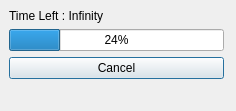
Above: branches/avidemux_2.4_branch/avidemux/ADM_userInterfaces/ADM_QT4/ADM_dialog/working.ui from BackupTheBerlios/avidemux-svn before the change. Below: the same form after it.
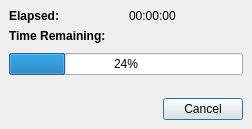
That is the form after the change.

Commit message: tweak layout of common progress window

Diff of the .ui file:
```diff
--- a/branches/avidemux_2.4_branch/avidemux/ADM_userInterfaces/ADM_QT4/ADM_dialog/working.ui
+++ b/branches/avidemux_2.4_branch/avidemux/ADM_userInterfaces/ADM_QT4/ADM_dialog/working.ui
@@ -5,22 +5,29 @@
    <rect>
     <x>0</x>
     <y>0</y>
-    <width>236</width>
-    <height>111</height>
+    <width>252</width>
+    <height>129</height>
    </rect>
   </property>
   <property name="windowTitle" >
    <string>Working</string>
   </property>
-  <widget class="QWidget" name="verticalLayout" >
-   <property name="geometry" >
-    <rect>
-     <x>9</x>
-     <y>9</y>
-     <width>215</width>
-     <height>89</height>
-    </rect>
+  <layout class="QVBoxLayout" >
+   <property name="margin" >
+    <number>9</number>
    </property>
+   <property name="spacing" >
+    <number>6</number>
+   </property>
+   <item>
+    <layout class="QHBoxLayout" >
+     <property name="margin" >
+      <number>0</number>
+     </property>
+     <property name="spacing" >
+      <number>6</number>
+     </property>
+     <item>
    <layout class="QVBoxLayout" >
     <property name="margin" >
      <number>0</number>
@@ -28,12 +35,80 @@
     <property name="spacing" >
      <number>6</number>
     </property>
+       <item>
+        <widget class="QLabel" name="label_2" >
+         <property name="font" >
+          <font>
+           <weight>75</weight>
+           <bold>true</bold>
+          </font>
+         </property>
+         <property name="text" >
+          <string>Elapsed:</string>
+         </property>
+        </widget>
+       </item>
+       <item>
+        <widget class="QLabel" name="label_1" >
+         <property name="sizePolicy" >
+          <sizepolicy>
+           <hsizetype>5</hsizetype>
+           <vsizetype>5</vsizetype>
+           <horstretch>0</horstretch>
+           <verstretch>0</verstretch>
+          </sizepolicy>
+         </property>
+         <property name="font" >
+          <font>
+           <weight>75</weight>
+           <bold>true</bold>
+          </font>
+         </property>
+         <property name="text" >
+          <string>Time Remaining:</string>
+         </property>
+        </widget>
+       </item>
+      </layout>
+     </item>
+     <item>
+      <layout class="QVBoxLayout" >
+       <property name="margin" >
+        <number>0</number>
+       </property>
+       <property name="spacing" >
+        <number>6</number>
+       </property>
+       <item>
+        <widget class="QLabel" name="labelElapsed" >
+         <property name="text" >
+          <string>00:00:00</string>
+         </property>
+        </widget>
+       </item>
     <item>
      <widget class="QLabel" name="labelTimeLeft" >
       <property name="text" >
-       <string>Time Left : Infinity</string>
-      </property>
-     </widget>
+          <string/>
+         </property>
+        </widget>
+       </item>
+      </layout>
+     </item>
+    </layout>
+   </item>
+   <item>
+    <spacer>
+     <property name="orientation" >
+      <enum>Qt::Vertical</enum>
+     </property>
+     <property name="sizeHint" >
+      <size>
+       <width>20</width>
+       <height>8</height>
+      </size>
+     </property>
+    </spacer>
     </item>
     <item>
      <widget class="QProgressBar" name="progressBar" >
@@ -46,27 +121,57 @@
      </widget>
     </item>
     <item>
+    <spacer>
+     <property name="orientation" >
+      <enum>Qt::Vertical</enum>
+     </property>
+     <property name="sizeHint" >
+      <size>
+       <width>20</width>
+       <height>20</height>
+      </size>
+     </property>
+    </spacer>
+   </item>
+   <item>
+    <layout class="QHBoxLayout" >
+     <property name="margin" >
+      <number>0</number>
+     </property>
+     <property name="spacing" >
+      <number>6</number>
+     </property>
+     <item>
+      <spacer>
+       <property name="orientation" >
+        <enum>Qt::Horizontal</enum>
+       </property>
+       <property name="sizeHint" >
+        <size>
+         <width>40</width>
+         <height>20</height>
+        </size>
+       </property>
+      </spacer>
+     </item>
+     <item>
      <widget class="QPushButton" name="buttonCancel" >
+       <property name="sizePolicy" >
+        <sizepolicy>
+         <hsizetype>1</hsizetype>
+         <vsizetype>0</vsizetype>
+         <horstretch>0</horstretch>
+         <verstretch>0</verstretch>
+        </sizepolicy>
+       </property>
       <property name="text" >
        <string>Cancel</string>
       </property>
      </widget>
     </item>
-    <item>
-     <spacer>
-      <property name="orientation" >
-       <enum>Qt::Vertical</enum>
-      </property>
-      <property name="sizeHint" >
-       <size>
-        <width>20</width>
-        <height>40</height>
-       </size>
-      </property>
-     </spacer>
-    </item>
-   </layout>
-  </widget>
+    </layout>
+   </item>
+  </layout>
  </widget>
  <resources/>
  <connections/>
```
Left out of the diff: 2 changed lines with no effect on the pictures. Lines whose indentation alone changed are shown as unchanged. The commit also changes 9 other files.
